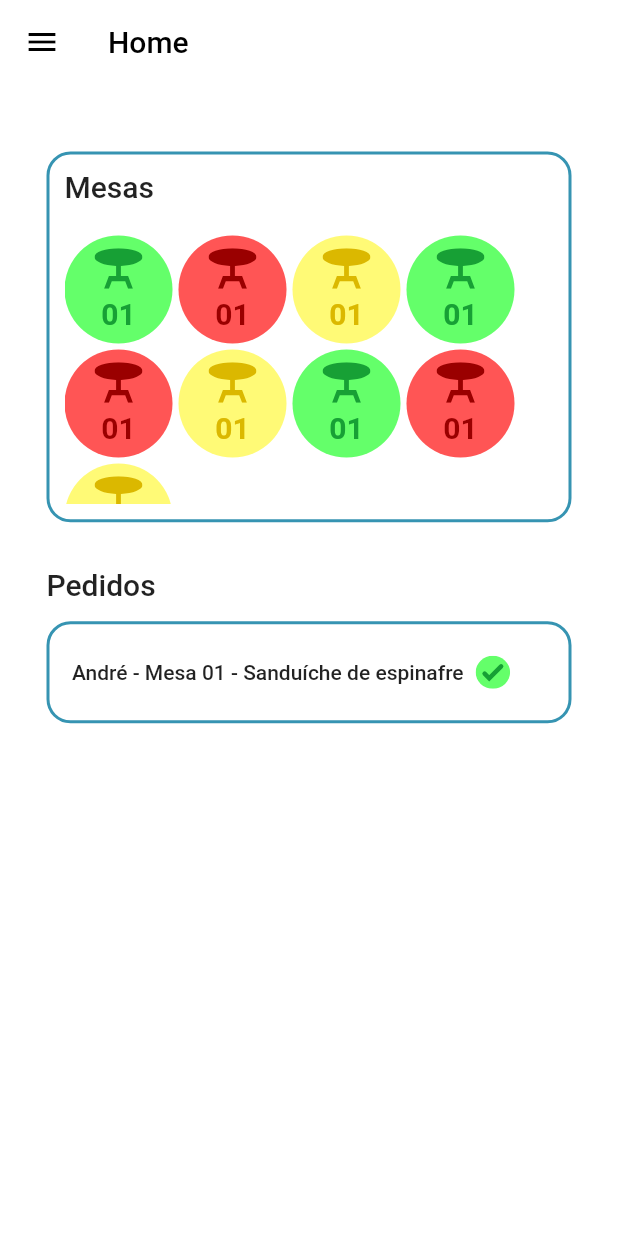
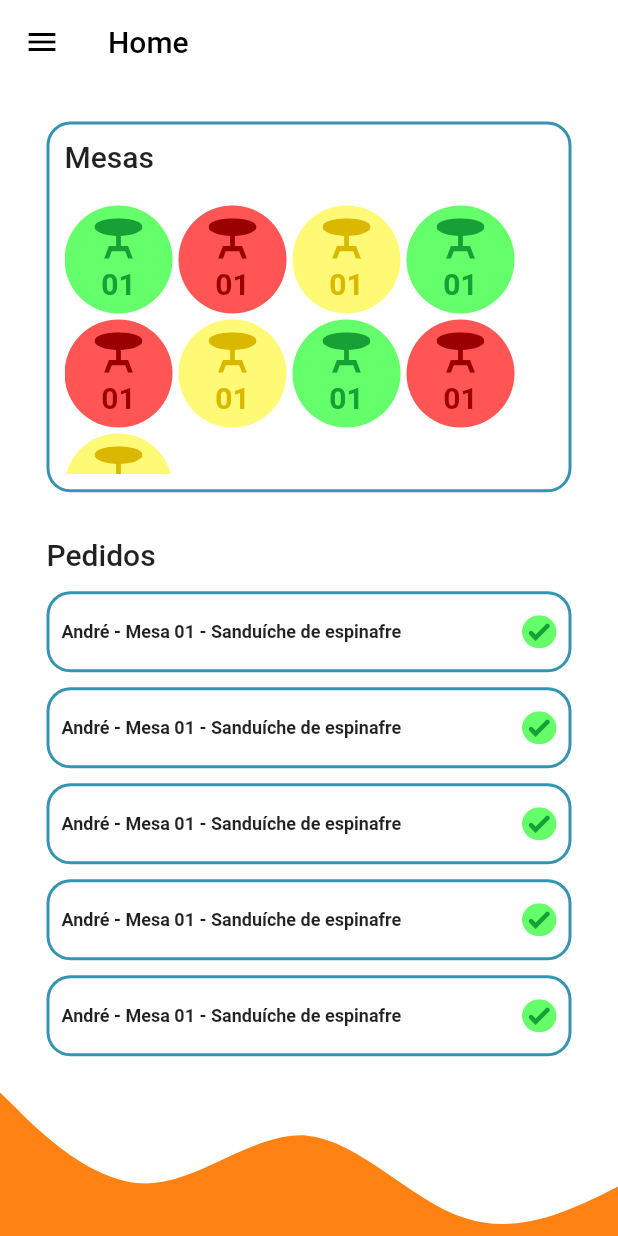
Before and after one commit to Reactweb23/e_pedidos, a Flutter app: the HomePag screen opened directly, on a phone screen of 412 x 824 dp. Run offline on Flutter 3.47's test engine with Material 2 defaults, Android fonts, the light colour scheme and no system bars; our stand-ins replace flutter_svg.

Commit message:
feat: add custom layout and refactor card orders

```diff
--- a/lib/pages/home_page.dart
+++ b/lib/pages/home_page.dart
@@ -1,6 +1,8 @@
+import 'package:e_pedidos_front/shared/widgets/custom_layout.dart';
 import 'package:flutter/material.dart';
 import 'package:flutter_svg/flutter_svg.dart';
 import 'package:e_pedidos_front/shared/widgets/custom_card_table.dart';
+import 'package:e_pedidos_front/shared/widgets/custom_card_orders.dart';
 
 class HomePag extends StatefulWidget {
   const HomePag({super.key});
@@ -12,7 +14,7 @@ class HomePag extends StatefulWidget {
 class _HomePagState extends State<HomePag> {
   @override
   Widget build(BuildContext context) {
-    return SafeArea(
+    return CustomLayout(
       child: Scaffold(
         backgroundColor: Colors.white,
         appBar: AppBar(
@@ -32,7 +34,7 @@ class _HomePagState extends State<HomePag> {
               accountEmail: const Text("email@email.com"))
         ])),
         body: Padding(
-          padding: const EdgeInsets.fromLTRB(31, 45, 31, 0),
+          padding: const EdgeInsets.fromLTRB(31, 25, 31, 100),
           child: Column(
             crossAxisAlignment: CrossAxisAlignment.start,
             children: [
@@ -49,28 +51,12 @@ class _HomePagState extends State<HomePag> {
               ),
               Expanded(
                   child: ListView(
-                children: [
-                  Container(
-                    padding: const EdgeInsets.symmetric(
-                        horizontal: 15, vertical: 21),
-                    width: MediaQuery.of(context).size.width,
-                    decoration: BoxDecoration(
-                        borderRadius: BorderRadius.circular(16),
-                        border: Border.all(
-                            color: const Color.fromRGBO(54, 148, 178, 1),
-                            width: 2.0)),
-                    child:  Row(
-                      children: [
-                         const Text('André - Mesa 01 - Sanduíche de espinafre',
-                            style: TextStyle(
-                                fontSize: 14, fontWeight: FontWeight.w500)),
-                                Padding(
-                                  padding: const EdgeInsets.fromLTRB(8, 0, 0, 0),
-                                  child: SvgPicture.asset('lib/assets/verified_icon.svg'),
-                                )
-                      ],
-                    ),
-                  )
+                children: const [
+                  CardOrders(),
+                  CardOrders(),
+                  CardOrders(),
+                  CardOrders(),
+                  CardOrders(),
                 ],
               ))
             ],
--- /dev/null
+++ b/lib/shared/widgets/custom_card_orders.dart
@@ -0,0 +1,34 @@
+import 'package:flutter/material.dart';
+import 'package:flutter_svg/flutter_svg.dart';
+
+class CardOrders extends StatefulWidget {
+  const CardOrders({super.key});
+
+  @override
+  State<CardOrders> createState() => _CardOrdersState();
+}
+
+class _CardOrdersState extends State<CardOrders> {
+  @override
+  Widget build(BuildContext context) {
+    return Padding(
+      padding: const EdgeInsets.fromLTRB(0, 0, 0, 10),
+      child: Container(
+        padding: const EdgeInsets.symmetric(horizontal: 8, vertical: 14),
+        width: MediaQuery.of(context).size.width,
+        decoration: BoxDecoration(
+            borderRadius: BorderRadius.circular(16),
+            border: Border.all(
+                color: const Color.fromRGBO(54, 148, 178, 1), width: 2.0)),
+        child: Row(
+          mainAxisAlignment: MainAxisAlignment.spaceBetween,
+          children: [
+            const Text('André - Mesa 01 - Sanduíche de espinafre',
+                style: TextStyle(fontSize: 12, fontWeight: FontWeight.w700)),
+            SvgPicture.asset('lib/assets/verified_icon.svg'),
+          ],
+        ),
+      ),
+    );
+  }
+}
--- /dev/null
+++ b/lib/shared/widgets/custom_layout.dart
@@ -0,0 +1,31 @@
+import 'package:flutter/material.dart';
+import 'package:flutter_svg/flutter_svg.dart';
+
+class CustomLayout extends StatelessWidget {
+  final Widget child;
+
+  const CustomLayout({super.key, required this.child});
+
+  @override
+  Widget build(BuildContext context) {
+    return Stack(
+      children: [
+        Scaffold(
+          backgroundColor: Colors.transparent,
+          body: SafeArea(
+            child: child,
+          ),
+        ),
+        Positioned(
+          bottom: 0,
+          left: 0,
+          right: 0,
+          child: SvgPicture.asset(
+            'lib/assets/bg_bottom.svg',
+            fit: BoxFit.fill,
+          ),
+        ),
+      ],
+    );
+  }
+}
--- a/pubspec.yaml
+++ b/pubspec.yaml
@@ -62,6 +62,7 @@ flutter:
   - lib/assets/table_red.svg
   - lib/assets/table_yellow.svg
   - lib/assets/verified_icon.svg
+  - lib/assets/bg_bottom.svg
   uses-material-design: true
 
   # To add assets to your application, add an assets section, like this:
```
Also changed, not shown: lib/assets/bg_bottom.svg (added).
